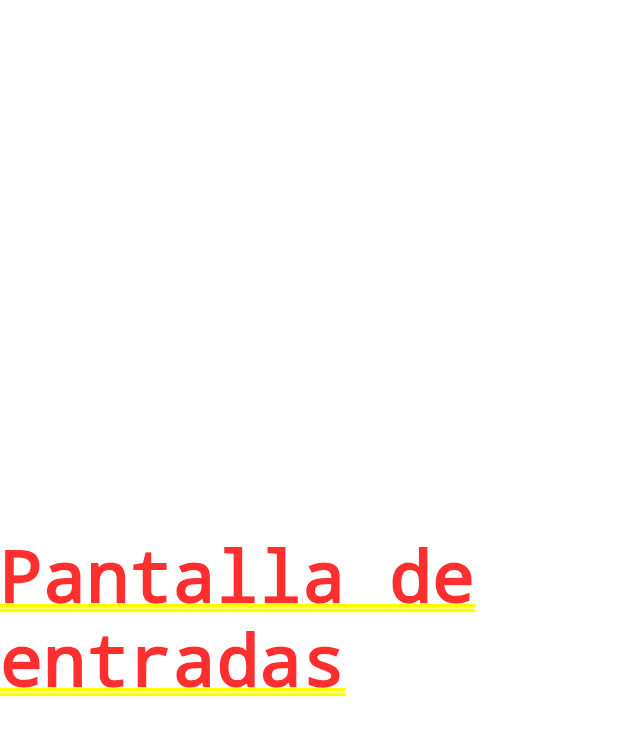
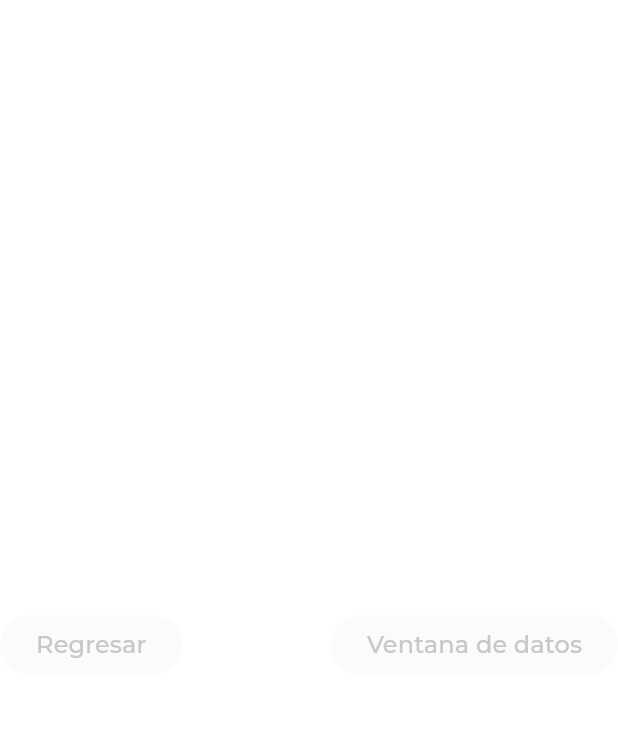
Before and after one commit to ifranco07/componentes_flutter, a Flutter app: the screen it shows after launch, after a tap on "Entradas", on a phone screen of 412 x 824 dp. Shown: the top 736 px of the screen. Run offline on Flutter 3.47's test engine with Material 3 defaults, Android fonts, the phone set to English and light mode, and no system bars; our stand-ins replace google_fonts.

Commit message:
Adding ElevatedButtons in InputsScreen

```diff
--- a/lib/screens/inputs_screen.dart
+++ b/lib/screens/inputs_screen.dart
@@ -1,4 +1,5 @@
 import 'package:flutter/material.dart';
+import 'package:practica3/theme/app_theme.dart';
 
 class InputsScreen extends StatefulWidget {
   const InputsScreen({super.key});
@@ -10,8 +11,29 @@ class InputsScreen extends StatefulWidget {
 class _InputsScreenState extends State<InputsScreen> {
   @override
   Widget build(BuildContext context) {
-   return const Center(
-      child: Text('Pantalla de entradas')
-    );
+   return Column(
+    mainAxisAlignment: MainAxisAlignment.center,
+    children: [
+      Text(
+        'Entradas',
+        style: AppTheme.lightTheme.textTheme.headlineLarge,
+      ),
+      Row(
+        mainAxisAlignment: MainAxisAlignment.spaceBetween,
+        children: [
+          ElevatedButton(onPressed: null, child: Text(
+            'Regresar',
+            style: AppTheme.lightTheme.textTheme.bodySmall,
+            )
+            ),
+            ElevatedButton(onPressed: null, child: Text(
+            'Ventana de datos',
+            style: AppTheme.lightTheme.textTheme.bodySmall,
+            )
+            ),
+        ],
+      ),
+    ],
+   );
   }
 }
--- a/lib/theme/app_theme.dart
+++ b/lib/theme/app_theme.dart
@@ -4,11 +4,11 @@ import 'package:google_fonts/google_fonts.dart';
 
 class AppTheme{
   //Constante de color primario
-  static const primaryColor= Color.fromARGB(255, 255, 100, 100);
+  static const primaryColor= Color.fromARGB(200, 255, 255, 255);
   //Constante de color secunadrio
-  static const secondaryColor= Colors.black;
+  static const secondaryColor= Color.fromARGB(255, 200, 200, 200);
   //Constante de color de fondo
-  static const backColor=  Color.fromARGB(197, 80, 130, 200);
+  static const backColor=  Color.fromARGB(255, 0, 0, 0);
   //Constante de tema
   static final ThemeData lightTheme= ThemeData.dark().copyWith(
     scaffoldBackgroundColor: backColor,
```
